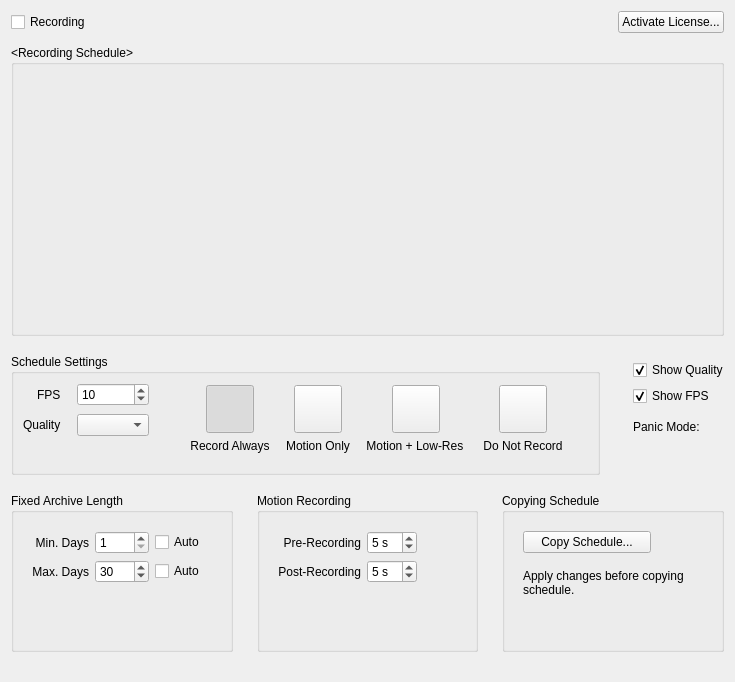
This is client/libclient/src/ui/widgets/properties/camera_schedule_widget.ui in networkoptix/nx_open as Qt 5 draws it before an edit. The edited form follows.
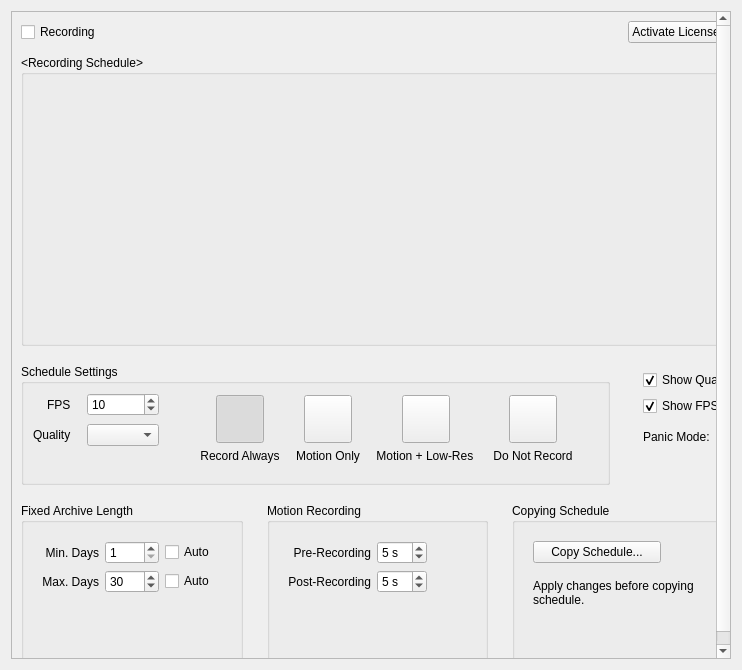
This is the edited form. Custom widgets are drawn as their Qt base class.

Commit message:
VMS-4120 - Add vertical scroll to camera settings window
<==== Mercurial data ====>
Branch: dev_3.0.0_gui

Patch:
```diff
--- a/client/libclient/src/ui/widgets/properties/camera_schedule_widget.ui
+++ b/client/libclient/src/ui/widgets/properties/camera_schedule_widget.ui
@@ -6,29 +6,32 @@
    <rect>
     <x>0</x>
     <y>0</y>
-    <width>677</width>
-    <height>682</height>
+    <width>742</width>
+    <height>670</height>
    </rect>
   </property>
-  <layout class="QVBoxLayout" name="verticalLayout_1">
-   <property name="spacing">
-    <number>0</number>
-   </property>
+  <layout class="QVBoxLayout" name="verticalLayout_6">
    <item>
-    <widget class="QWidget" name="widget_5" native="true">
-     <layout class="QVBoxLayout" name="verticalLayout_6" stretch="0,0,1,0,0">
-      <property name="leftMargin">
-       <number>0</number>
-      </property>
-      <property name="topMargin">
-       <number>0</number>
-      </property>
-      <property name="rightMargin">
-       <number>0</number>
-      </property>
-      <property name="bottomMargin">
-       <number>0</number>
+    <widget class="QScrollArea" name="scrollArea">
+     <property name="horizontalScrollBarPolicy">
+      <enum>Qt::ScrollBarAlwaysOff</enum>
+     </property>
+     <property name="widgetResizable">
+      <bool>true</bool>
+     </property>
+     <property name="alignment">
+      <set>Qt::AlignLeading|Qt::AlignLeft|Qt::AlignTop</set>
+     </property>
+     <widget class="QWidget" name="scrollAreaWidgetContents">
+      <property name="geometry">
+       <rect>
+        <x>0</x>
+        <y>0</y>
+        <width>705</width>
+        <height>683</height>
+       </rect>
       </property>
+      <layout class="QVBoxLayout" name="verticalLayout_7" stretch="0,0,0,0,0">
       <item>
        <layout class="QHBoxLayout" name="topButtonsLayout">
         <item>
@@ -875,19 +878,7 @@
       </item>
      </layout>
     </widget>
-   </item>
-   <item>
-    <spacer name="verticalSpacer_7">
-     <property name="orientation">
-      <enum>Qt::Vertical</enum>
-     </property>
-     <property name="sizeHint" stdset="0">
-      <size>
-       <width>0</width>
-       <height>0</height>
-      </size>
-     </property>
-    </spacer>
+    </widget>
    </item>
   </layout>
  </widget>
```
Lines whose indentation alone changed are shown as unchanged. The commit also changes 2 other files.
